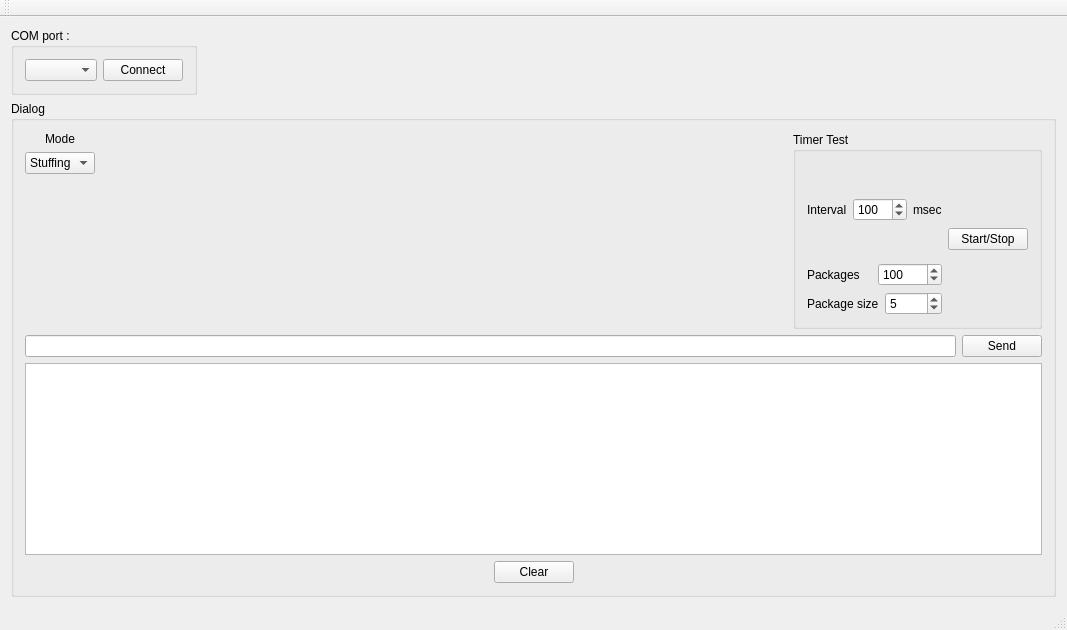
maxigros/common, file serialport/serial_dialog/mainwindow.ui: the form before one commit.
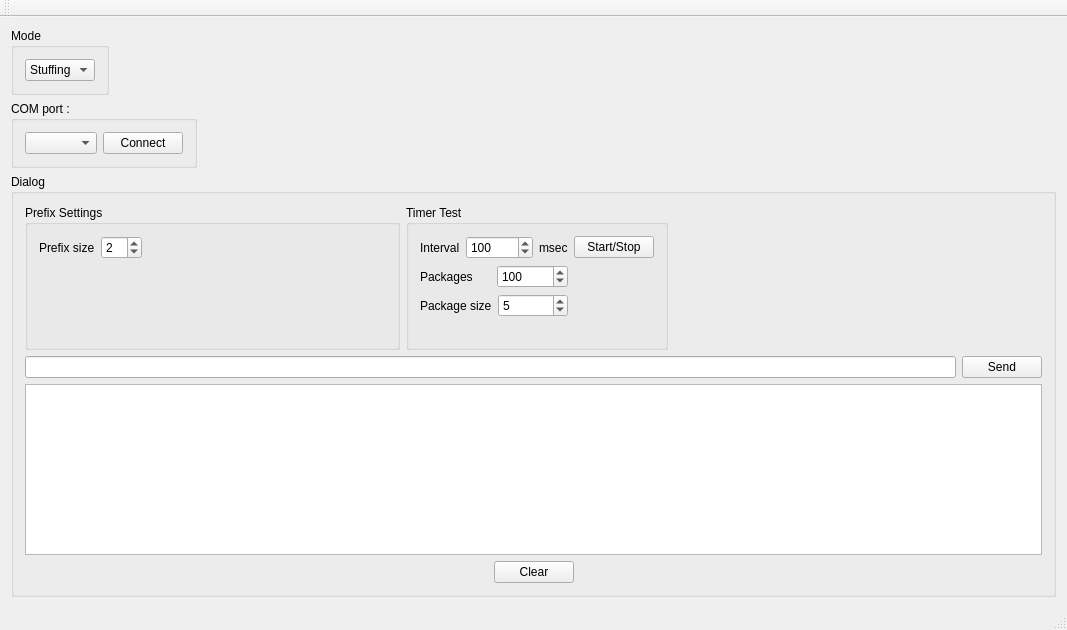
The form after the commit.

Patch:
```diff
--- a/serialport/serial_dialog/mainwindow.ui
+++ b/serialport/serial_dialog/mainwindow.ui
@@ -14,8 +14,8 @@
    <string>serial_stuffing</string>
   </property>
   <widget class="QWidget" name="centralWidget">
-   <layout class="QGridLayout" name="gridLayout_2">
-    <item row="0" column="0">
+   <layout class="QGridLayout" name="gridLayout_3">
+    <item row="1" column="0">
      <layout class="QHBoxLayout" name="horizontalLayout_2">
       <item>
        <widget class="QGroupBox" name="groupBox">
@@ -55,7 +55,7 @@
       </item>
      </layout>
     </item>
-    <item row="1" column="0">
+    <item row="2" column="0" colspan="2">
      <widget class="QGroupBox" name="groupBox_2">
       <property name="title">
        <string>Dialog</string>
@@ -64,59 +64,62 @@
        <item>
         <layout class="QHBoxLayout" name="horizontalLayout_5">
          <item>
-          <layout class="QVBoxLayout" name="verticalLayout_5">
+          <layout class="QHBoxLayout" name="horizontalLayout_11">
            <item>
-            <widget class="QLabel" name="label_5">
-             <property name="text">
-              <string>Mode</string>
+            <widget class="QGroupBox" name="groupBox_4">
+             <property name="title">
+              <string>Prefix Settings</string>
              </property>
-             <property name="alignment">
-              <set>Qt::AlignCenter</set>
-             </property>
+             <layout class="QGridLayout" name="gridLayout_2">
+              <item row="0" column="0">
+               <layout class="QHBoxLayout" name="horizontalLayout_10">
+                <item>
+                 <widget class="QLabel" name="label_6">
+                  <property name="text">
+                   <string>Prefix size</string>
+                  </property>
+                 </widget>
+                </item>
+                <item>
+                 <widget class="QSpinBox" name="spinBox_4">
+                  <property name="value">
+                   <number>2</number>
+                  </property>
+                 </widget>
+                </item>
+                <item>
+                 <spacer name="horizontalSpacer_5">
+                  <property name="orientation">
+                   <enum>Qt::Horizontal</enum>
+                  </property>
+                  <property name="sizeHint" stdset="0">
+                   <size>
+                    <width>40</width>
+                    <height>20</height>
+                   </size>
+                  </property>
+                 </spacer>
+                </item>
+               </layout>
+              </item>
+              <item row="1" column="0">
+               <spacer name="verticalSpacer">
+                <property name="orientation">
+                 <enum>Qt::Vertical</enum>
+                </property>
+                <property name="sizeHint" stdset="0">
+                 <size>
+                  <width>20</width>
+                  <height>40</height>
+                 </size>
+                </property>
+               </spacer>
+              </item>
+             </layout>
             </widget>
            </item>
-           <item>
-            <widget class="QComboBox" name="comboBox">
-             <item>
-              <property name="text">
-               <string>Stuffing</string>
-              </property>
-             </item>
-             <item>
-              <property name="text">
-               <string>Prefix</string>
-              </property>
-             </item>
-            </widget>
-           </item>
-           <item>
-            <spacer name="verticalSpacer_3">
-             <property name="orientation">
-              <enum>Qt::Vertical</enum>
-             </property>
-             <property name="sizeHint" stdset="0">
-              <size>
-               <width>20</width>
-               <height>40</height>
-              </size>
-             </property>
-            </spacer>
-           </item>
           </layout>
          </item>
-         <item>
-          <spacer name="horizontalSpacer">
-           <property name="orientation">
-            <enum>Qt::Horizontal</enum>
-           </property>
-           <property name="sizeHint" stdset="0">
-            <size>
-             <width>40</width>
-             <height>20</height>
-            </size>
-           </property>
-          </spacer>
-         </item>
          <item>
           <widget class="QGroupBox" name="groupBox_3">
            <property name="title">
@@ -137,7 +140,7 @@
                 <item>
                  <widget class="QSpinBox" name="spinBox">
                   <property name="maximum">
-                   <number>9999</number>
+                   <number>999999</number>
                   </property>
                   <property name="value">
                    <number>100</number>
@@ -186,7 +189,7 @@
                 <item>
                  <widget class="QSpinBox" name="spinBox_3">
                   <property name="maximum">
-                   <number>9999</number>
+                   <number>999999</number>
                   </property>
                   <property name="value">
                    <number>5</number>
@@ -195,23 +198,23 @@
                 </item>
                </layout>
               </item>
+              <item>
+               <spacer name="verticalSpacer_4">
+                <property name="orientation">
+                 <enum>Qt::Vertical</enum>
+                </property>
+                <property name="sizeHint" stdset="0">
+                 <size>
+                  <width>20</width>
+                  <height>40</height>
+                 </size>
+                </property>
+               </spacer>
+              </item>
              </layout>
             </item>
             <item>
              <layout class="QVBoxLayout" name="verticalLayout_4">
-              <item>
-               <spacer name="verticalSpacer">
-                <property name="orientation">
-                 <enum>Qt::Vertical</enum>
-                </property>
-                <property name="sizeHint" stdset="0">
-                 <size>
-                  <width>20</width>
-                  <height>40</height>
-                 </size>
-                </property>
-               </spacer>
-              </item>
               <item>
                <widget class="QPushButton" name="button_timer_test">
                 <property name="text">
@@ -237,6 +240,19 @@
            </layout>
           </widget>
          </item>
+         <item>
+          <spacer name="horizontalSpacer">
+           <property name="orientation">
+            <enum>Qt::Horizontal</enum>
+           </property>
+           <property name="sizeHint" stdset="0">
+            <size>
+             <width>40</width>
+             <height>20</height>
+            </size>
+           </property>
+          </spacer>
+         </item>
         </layout>
        </item>
        <item>
@@ -300,6 +316,46 @@
       </layout>
      </widget>
     </item>
+    <item row="0" column="0">
+     <layout class="QHBoxLayout" name="horizontalLayout_12">
+      <item>
+       <widget class="QGroupBox" name="groupBox_5">
+        <property name="title">
+         <string>Mode</string>
+        </property>
+        <layout class="QVBoxLayout" name="verticalLayout_6">
+         <item>
+          <widget class="QComboBox" name="comboBox">
+           <item>
+            <property name="text">
+             <string>Stuffing</string>
+            </property>
+           </item>
+           <item>
+            <property name="text">
+             <string>Prefix</string>
+            </property>
+           </item>
+          </widget>
+         </item>
+        </layout>
+       </widget>
+      </item>
+      <item>
+       <spacer name="horizontalSpacer_6">
+        <property name="orientation">
+         <enum>Qt::Horizontal</enum>
+        </property>
+        <property name="sizeHint" stdset="0">
+         <size>
+          <width>40</width>
+          <height>20</height>
+         </size>
+        </property>
+       </spacer>
+      </item>
+     </layout>
+    </item>
    </layout>
   </widget>
   <widget class="QMenuBar" name="menuBar">
```
Left out of the diff: 2 changed lines with no effect on the pictures.
